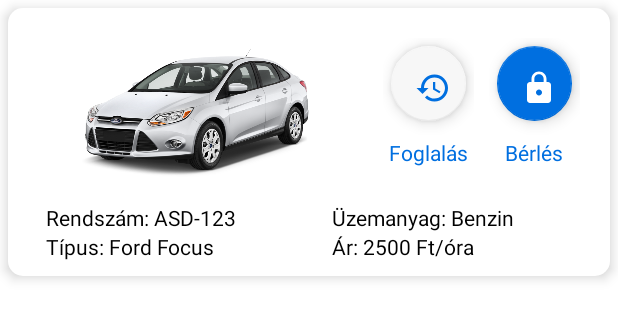
After one commit to peterszabo92/car_sharing, an Android app: the layout car_map_details.xml on its own in the app's theme, with its tools: preview values and no code run, on a phone screen of 412 x 824 dp. The commit adds this screen. Shown: the top 319 px of the screen. Run offline under Robolectric (Android 15) with nearby library versions, the phone set to English and light mode, and no system bars.

Commit message:
Jármű teszt adatok megjelenítése a térképen

```diff
--- /dev/null
+++ b/CarSharing/app/src/main/res/drawable-xhdpi/ic_restore_blue.xml
@@ -0,0 +1,9 @@
+<vector xmlns:android="http://schemas.android.com/apk/res/android"
+        android:width="24dp"
+        android:height="24dp"
+        android:viewportWidth="24.0"
+        android:viewportHeight="24.0">
+    <path
+        android:fillColor="@color/colorPrimary"
+        android:pathData="M13,3c-4.97,0 -9,4.03 -9,9L1,12l3.89,3.89 0.07,0.14L9,12L6,12c0,-3.87 3.13,-7 7,-7s7,3.13 7,7 -3.13,7 -7,7c-1.93,0 -3.68,-0.79 -4.94,-2.06l-1.42,1.42C8.27,19.99 10.51,21 13,21c4.97,0 9,-4.03 9,-9s-4.03,-9 -9,-9zM12,8v5l4.28,2.54 0.72,-1.21 -3.5,-2.08L13.5,8L12,8z"/>
+</vector>
--- /dev/null
+++ b/CarSharing/app/src/main/res/drawable/ic_lock_white.xml
@@ -0,0 +1,9 @@
+<vector xmlns:android="http://schemas.android.com/apk/res/android"
+        android:width="24dp"
+        android:height="24dp"
+        android:viewportWidth="24.0"
+        android:viewportHeight="24.0">
+    <path
+        android:fillColor="#FFFFFFFF"
+        android:pathData="M18,8h-1L17,6c0,-2.76 -2.24,-5 -5,-5S7,3.24 7,6v2L6,8c-1.1,0 -2,0.9 -2,2v10c0,1.1 0.9,2 2,2h12c1.1,0 2,-0.9 2,-2L20,10c0,-1.1 -0.9,-2 -2,-2zM12,17c-1.1,0 -2,-0.9 -2,-2s0.9,-2 2,-2 2,0.9 2,2 -0.9,2 -2,2zM15.1,8L8.9,8L8.9,6c0,-1.71 1.39,-3.1 3.1,-3.1 1.71,0 3.1,1.39 3.1,3.1v2z"/>
+</vector>
--- /dev/null
+++ b/CarSharing/app/src/main/res/drawable/rounded_white_bg.xml
@@ -0,0 +1,10 @@
+<?xml version="1.0" encoding="UTF-8"?>
+<shape xmlns:android="http://schemas.android.com/apk/res/android">
+    <solid android:color="#FFFFFF" />
+    <corners android:radius="10dip" />
+    <padding
+        android:bottom="0dip"
+        android:left="0dip"
+        android:right="0dip"
+        android:top="0dip" />
+</shape>
--- /dev/null
+++ b/CarSharing/app/src/main/res/layout/car_map_details.xml
@@ -0,0 +1,139 @@
+<?xml version="1.0" encoding="utf-8"?>
+<LinearLayout xmlns:android="http://schemas.android.com/apk/res/android"
+    xmlns:app="http://schemas.android.com/apk/res-auto"
+    android:layout_width="match_parent"
+    android:layout_height="wrap_content"
+    android:layout_margin="5dp"
+    android:background="@drawable/rounded_white_bg"
+    android:elevation="5dp"
+    android:orientation="vertical"
+    android:padding="10dp">
+
+
+    <LinearLayout
+        android:layout_width="match_parent"
+        android:layout_height="wrap_content"
+        android:orientation="horizontal"
+        android:weightSum="2">
+
+        <ImageView
+            android:layout_width="0dp"
+            android:layout_height="120dp"
+            android:layout_weight="2"
+            android:src="@drawable/mock_car_pic" />
+
+        <LinearLayout
+            android:layout_width="wrap_content"
+            android:layout_height="wrap_content"
+            android:layout_marginStart="10dp"
+            android:layout_marginTop="10dp"
+            android:gravity="center_horizontal"
+            android:orientation="vertical">
+
+            <android.support.design.widget.FloatingActionButton
+                android:id="@+id/car_map_detail_reserve"
+                android:layout_width="50dp"
+                android:layout_height="50dp"
+                android:layout_margin="5dp"
+                android:src="@drawable/ic_restore_blue"
+                app:backgroundTint="@color/edittext_bg"
+                app:fabSize="normal" />
+
+            <TextView
+                android:layout_width="wrap_content"
+                android:layout_height="wrap_content"
+                android:layout_marginTop="6dp"
+                android:text="Foglalás"
+                android:textColor="@color/colorPrimary" />
+
+
+        </LinearLayout>
+
+        <LinearLayout
+            android:layout_width="wrap_content"
+            android:layout_height="wrap_content"
+            android:layout_marginEnd="10dp"
+            android:layout_marginStart="10dp"
+            android:layout_marginTop="10dp"
+            android:gravity="center_horizontal"
+            android:orientation="vertical">
+
+            <android.support.design.widget.FloatingActionButton
+                android:id="@+id/car_map_detail_rent"
+                android:layout_width="50dp"
+                android:layout_height="50dp"
+                android:layout_margin="5dp"
+                android:src="@drawable/ic_lock_white"
+                app:backgroundTint="@color/colorPrimary"
+                app:fabSize="normal" />
+
+            <TextView
+                android:layout_width="wrap_content"
+                android:layout_height="wrap_content"
+                android:layout_marginTop="6dp"
+                android:text="Bérlés"
+                android:textColor="@color/colorPrimary" />
+
+        </LinearLayout>
+
+
+    </LinearLayout>
+
+    <LinearLayout
+        android:layout_width="match_parent"
+        android:layout_height="wrap_content"
+        android:orientation="horizontal"
+        android:weightSum="1">
+
+        <LinearLayout
+            android:layout_width="0dp"
+            android:layout_height="wrap_content"
+            android:layout_weight=".5"
+            android:orientation="vertical">
+
+            <TextView
+                android:layout_width="match_parent"
+                android:layout_height="wrap_content"
+                android:layout_marginEnd="15dp"
+                android:layout_marginStart="15dp"
+                android:text="Rendszám: ASD-123"
+                android:textColor="#000" />
+
+            <TextView
+                android:layout_width="match_parent"
+                android:layout_height="wrap_content"
+                android:layout_marginEnd="15dp"
+                android:layout_marginStart="15dp"
+                android:text="Típus: Ford Focus"
+                android:textColor="#000" />
+
+        </LinearLayout>
+
+        <LinearLayout
+            android:layout_width="0dp"
+            android:layout_height="wrap_content"
+            android:layout_weight=".5"
+            android:orientation="vertical">
+
+            <TextView
+                android:layout_width="match_parent"
+                android:layout_height="wrap_content"
+                android:layout_marginEnd="15dp"
+                android:layout_marginStart="15dp"
+                android:text="Üzemanyag: Benzin"
+                android:textColor="#000" />
+
+            <TextView
+                android:layout_width="match_parent"
+                android:layout_height="wrap_content"
+                android:layout_marginEnd="15dp"
+                android:layout_marginStart="15dp"
+                android:text="Ár: 2500 Ft/óra"
+                android:textColor="#000" />
+
+        </LinearLayout>
+
+
+    </LinearLayout>
+
+</LinearLayout>
--- a/CarSharing/app/src/main/res/layout/fragment_main_map.xml
+++ b/CarSharing/app/src/main/res/layout/fragment_main_map.xml
@@ -1,13 +1,14 @@
 <?xml version="1.0" encoding="utf-8"?>
-<LinearLayout xmlns:android="http://schemas.android.com/apk/res/android"
+<RelativeLayout xmlns:android="http://schemas.android.com/apk/res/android"
     android:layout_width="match_parent"
     android:layout_height="match_parent"
     android:orientation="vertical">
 
     <fragment xmlns:android="http://schemas.android.com/apk/res/android"
+        android:id="@+id/map"
         android:name="com.google.android.gms.maps.MapFragment"
-        android:id="@+id/map"
         android:layout_width="match_parent"
-        android:layout_height="match_parent"/>
+        android:layout_height="match_parent" />
 
-</LinearLayout>
+    <include layout="@layout/car_map_details" />
+</RelativeLayout>
```
Also changed, not shown: CarSharing/app/src/main/res/drawable/mock_car_pic.png (added).
